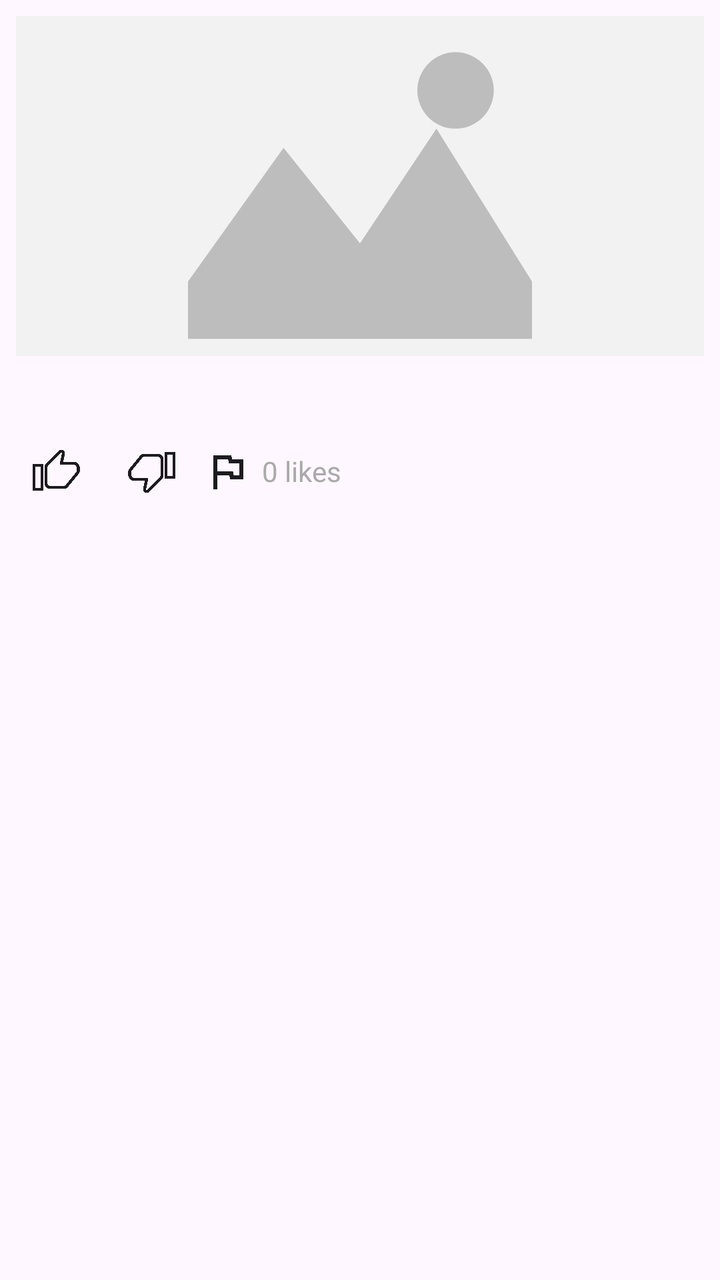
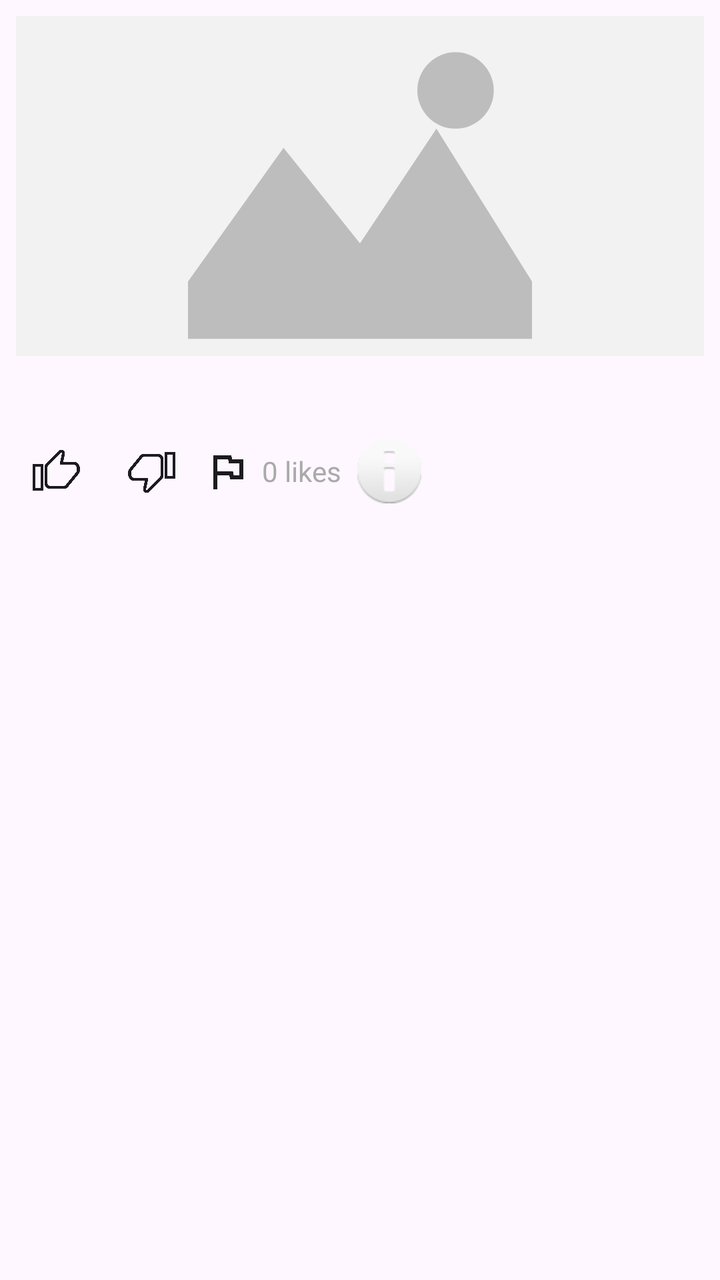

The first picture is an Android layout as it rendered before a commit; the second is the same layout after the commit. The layout source and the unified diff follow.
<!-- AndroidManifest.xml: application theme Theme.VassarEats -->
<!-- res/layout/expandable_list_food_item.xml -->
<?xml version="1.0" encoding="utf-8"?>
<LinearLayout xmlns:android="http://schemas.android.com/apk/res/android"
    xmlns:app="http://schemas.android.com/apk/res-auto"
    android:layout_width="match_parent"
    android:layout_height="wrap_content"
    android:orientation="vertical"
    android:padding="8dp">

    <com.facebook.shimmer.ShimmerFrameLayout
        android:id="@+id/imageShimmer"
        android:layout_width="96dp"
        android:layout_height="72dp"
        android:visibility="gone"
        app:shimmer_auto_start="false"
        app:shimmer_duration="1000">

        <View
            android:layout_width="match_parent"
            android:layout_height="match_parent"
            android:background="@color/gray" />
    </com.facebook.shimmer.ShimmerFrameLayout>

    <ImageView
        android:id="@+id/imageViewFood"
        android:layout_width="match_parent"
        android:layout_height="170dp"
        android:scaleType="centerCrop"
        android:contentDescription="Food image"
        android:src="@drawable/ic_image_placeholder" />

    <TextView
        android:id="@+id/foodItemName"
        android:layout_width="match_parent"
        android:layout_height="wrap_content"
        android:textSize="16sp"
        android:textColor="@android:color/darker_gray"
        android:padding="4dp" />

    <LinearLayout
        android:layout_width="match_parent"
        android:layout_height="wrap_content"
        android:orientation="horizontal"
        android:layout_marginTop="8dp"
        android:gravity="center_vertical">

        <ImageButton
            android:id="@+id/likeButton"
            android:layout_width="40dp"
            android:layout_height="40dp"
            android:background="?selectableItemBackgroundBorderless"
            app:srcCompat="@drawable/ic_thumb_up_outline"
            app:tint="?attr/colorOnSurface"
            android:contentDescription="@string/like_button" />

        <ImageButton
            android:id="@+id/dislikeButton"
            android:layout_width="40dp"
            android:layout_height="40dp"
            android:layout_marginStart="8dp"
            android:background="?selectableItemBackgroundBorderless"
            app:srcCompat="@drawable/ic_thumb_down_outline"
            app:tint="?attr/colorOnSurface"
            android:contentDescription="@string/dislike_button" />

        <ImageButton
            android:id="@+id/reportImageButton"
            style="@style/Widget.Material3.Button.IconButton"
            android:layout_width="19dp"
            android:layout_height="30dp"
            android:layout_marginStart="8dp"
            android:contentDescription="@string/report_image"
            app:srcCompat="@drawable/ic_flag_outline"
            app:iconTint="?attr/colorOnSurface"
            app:rippleColor="?attr/colorControlHighlight" />

        <TextView
            android:id="@+id/likesCount"
            android:layout_width="wrap_content"
            android:layout_height="wrap_content"
            android:layout_marginStart="8dp"
            android:text="0 likes"
            android:textColor="@android:color/darker_gray"
            android:textSize="14sp" />

    </LinearLayout>
</LinearLayout>
<!-- resources referenced by this layout -->
<resources>
  <color name="gray">#BDBDBD</color>
  <!-- drawable ic_flag_outline (drawable) -->
  <?xml version="1.0" encoding="utf-8"?>
  <vector xmlns:android="http://schemas.android.com/apk/res/android"
      android:width="24dp"
      android:height="24dp"
      android:viewportWidth="24"
      android:viewportHeight="24">
      <path
          android:fillColor="@android:color/transparent"
          android:pathData="M0,0h24v24h-24z"/>
      <path
          android:fillColor="?attr/colorOnSurface"
          android:pathData="M14.4,6L14,4H5v17h2v-7h6l0.4,2H20V6zM18,14h-2.8l-0.4,-2H7V6h5.4l0.4,2H18z"/>
  </vector>
  <!-- drawable ic_image_placeholder (drawable) -->
  <?xml version="1.0" encoding="utf-8"?>
  <layer-list xmlns:android="http://schemas.android.com/apk/res/android">
  
      
      <item>
          <shape android:shape="rectangle">
              <solid android:color="#F2F2F2"/>
              <corners android:radius="8dp"/>
          </shape>
      </item>
  
      
      <item android:top="6dp" android:bottom="6dp" android:left="6dp" android:right="6dp">
          <vector
              android:width="24dp"
              android:height="24dp"
              android:viewportWidth="24"
              android:viewportHeight="24">
  
              
              <path
                  android:fillColor="#BDBDBD"
                  android:pathData="M3,17 L8,10 L12,15 L16,9 L21,17 L21,20 L3,20 Z" />
  
              
              <path
                  android:fillColor="#BDBDBD"
                  android:pathData="M17,7 m-2,0 a2,2 0 1,0 4,0 a2,2 0 1,0 -4,0" />
          </vector>
      </item>
  </layer-list>
  <!-- drawable ic_thumb_down_outline (drawable) -->
  <?xml version="1.0" encoding="utf-8"?>
  <vector xmlns:android="http://schemas.android.com/apk/res/android"
      android:width="24dp"
      android:height="24dp"
      android:viewportWidth="24"
      android:viewportHeight="24">
      <group
          android:rotation="180"
          android:pivotX="12"
          android:pivotY="12">
          <path
              android:fillColor="@android:color/transparent"
              android:strokeColor="#FF000000"
              android:strokeWidth="1.5"
              android:strokeLineJoin="round"
              android:strokeLineCap="round"
              android:pathData="M1,21h4V9H1v12zM23,10c0-1.1-0.9-2-2-2h-6.31l0.95-4.57 0.03-0.32c0-0.41-0.17-0.79-0.44-1.06L14.17,2 7.59,8.59C7.22,8.95 7,9.45 7,10v8c0,1.1 0.9,2 2,2h7c0.83,0 1.54-0.5 1.84-1.22L23,12.5c0.09-0.27 0.14-0.55 0.14-0.85V10z"/>
      </group>
  </vector>
  <!-- drawable ic_thumb_up_outline (drawable) -->
  <?xml version="1.0" encoding="utf-8"?>
  <vector xmlns:android="http://schemas.android.com/apk/res/android"
      android:width="24dp"
      android:height="24dp"
      android:viewportWidth="24"
      android:viewportHeight="24">
      
      <path
          android:fillColor="@android:color/transparent"
          android:strokeColor="#FF000000"
          android:strokeWidth="1.5"
          android:strokeLineJoin="round"
          android:strokeLineCap="round"
          android:pathData="M1,21h4V9H1v12zM23,10c0-1.1-0.9-2-2-2h-6.31l0.95-4.57 0.03-0.32c0-0.41-0.17-0.79-0.44-1.06L14.17,2 7.59,8.59C7.22,8.95 7,9.45 7,10v8c0,1.1 0.9,2 2,2h7c0.83,0 1.54-0.5 1.84-1.22L23,12.5c0.09-0.27 0.14-0.55 0.14-0.85V10z"/>
  </vector>
  <string name="dislike_button">Dislike button</string>
  <string name="like_button">Like button</string>
  <string name="report_image">Report image</string>
  <style name="Theme.VassarEats" parent="Base.Theme.VassarEats" />
  <style name="Base.Theme.VassarEats" parent="Theme.Material3.DayNight.NoActionBar">
          
          
      </style>
</resources>

<!-- the commit's change to res/layout/expandable_list_food_item.xml (unified diff, before → after) -->
@@ -82,5 +82,15 @@
             android:textColor="@android:color/darker_gray"
             android:textSize="14sp" />
 
+        <ImageButton
+            android:id="@+id/nutritionButton"
+            android:layout_width="wrap_content"
+            android:layout_height="wrap_content"
+            android:layout_marginStart="8dp"
+            android:src="@android:drawable/ic_dialog_info"
+            android:background="?attr/selectableItemBackgroundBorderless"
+            android:contentDescription="View Nutrition Info" />
+
+
     </LinearLayout>
 </LinearLayout>
